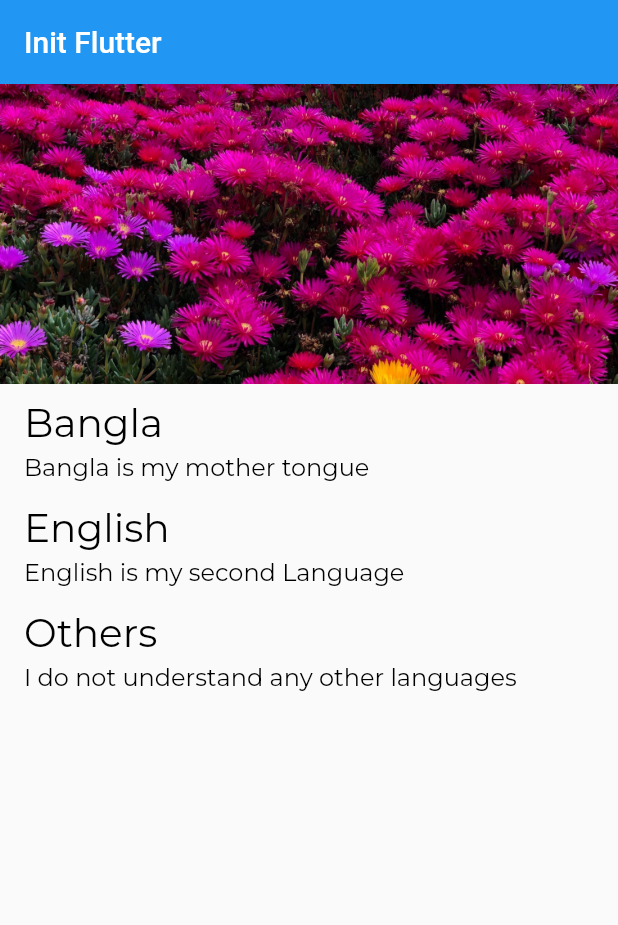
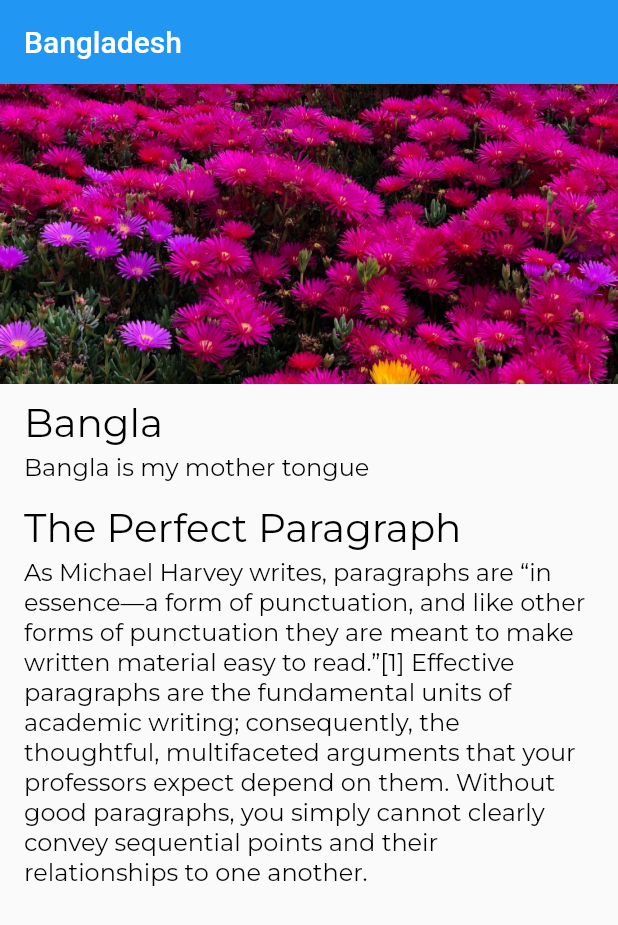
Before and after one commit to mustafiz012/InitFlutter, a Flutter app: the screen it shows after launch, on a phone screen of 412 x 824 dp. Shown: the top 925 px of the screen. Run offline on Flutter 3.47's test engine with Material 2 defaults, Android fonts, the phone set to English and light mode, and no system bars.

Commit message:
Model introduced

```diff
--- /dev/null
+++ b/lib/models/location.dart
@@ -0,0 +1,19 @@
+import 'location_fact.dart';
+
+class Location {
+  String name;
+  String imagePath;
+  final List<LocationFact> facts;
+
+  Location(this.name, this.imagePath, this.facts);
+
+  static List<Location> fetchAll() {
+    return [
+      Location("Bangladesh", 'assets/images/test.jpeg', [
+        LocationFact('Bangla', 'Bangla is my mother tongue'),
+        LocationFact('The Perfect Paragraph',
+            'As Michael Harvey writes, paragraphs are “in essence—a form of punctuation, and like other forms of punctuation they are meant to make written material easy to read.”[1] Effective paragraphs are the fundamental units of academic writing; consequently, the thoughtful, multifaceted arguments that your professors expect depend on them. Without good paragraphs, you simply cannot clearly convey sequential points and their relationships to one another. ')
+      ])
+    ];
+  }
+}
--- /dev/null
+++ b/lib/models/location_fact.dart
@@ -0,0 +1,6 @@
+class LocationFact {
+  String title;
+  String text;
+
+  LocationFact(this.title, this.text);
+}
--- a/lib/screens/location_details/location_details.dart
+++ b/lib/screens/location_details/location_details.dart
@@ -1,24 +1,29 @@
 import 'package:flutter/material.dart';
 
+import '../../models/location.dart';
 import 'image_banner.dart';
 import 'text_section.dart';
 
 class LocationDetails extends StatelessWidget {
   @override
   Widget build(BuildContext context) {
+    final locations = Location.fetchAll();
+    final location = locations.first;
+
     return Scaffold(
         appBar: AppBar(
-          title: Text('Init Flutter'),
+          title: Text(location.name),
         ),
         body: Column(
           mainAxisAlignment: MainAxisAlignment.start,
           crossAxisAlignment: CrossAxisAlignment.stretch,
           children: [
-            ImageBanner("assets/images/test.jpeg"),
-            TextSection('Bangla', 'Bangla is my mother tongue'),
-            TextSection('English', 'English is my second Language'),
-            TextSection('Others', 'I do not understand any other languages')
+            ImageBanner(location.imagePath), ...textSections(location),
           ],
         ));
   }
+
+  List<Widget> textSections(Location location){
+    return location.facts.map((fact) => TextSection(fact.title, fact.text)).toList();
+  }
 }
```
